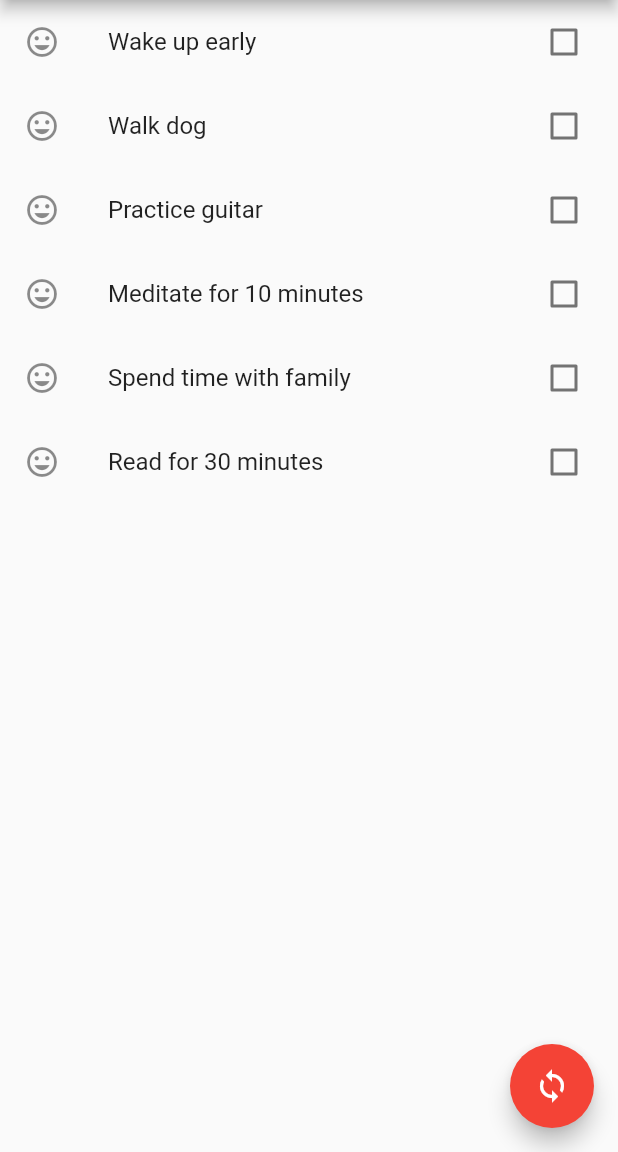
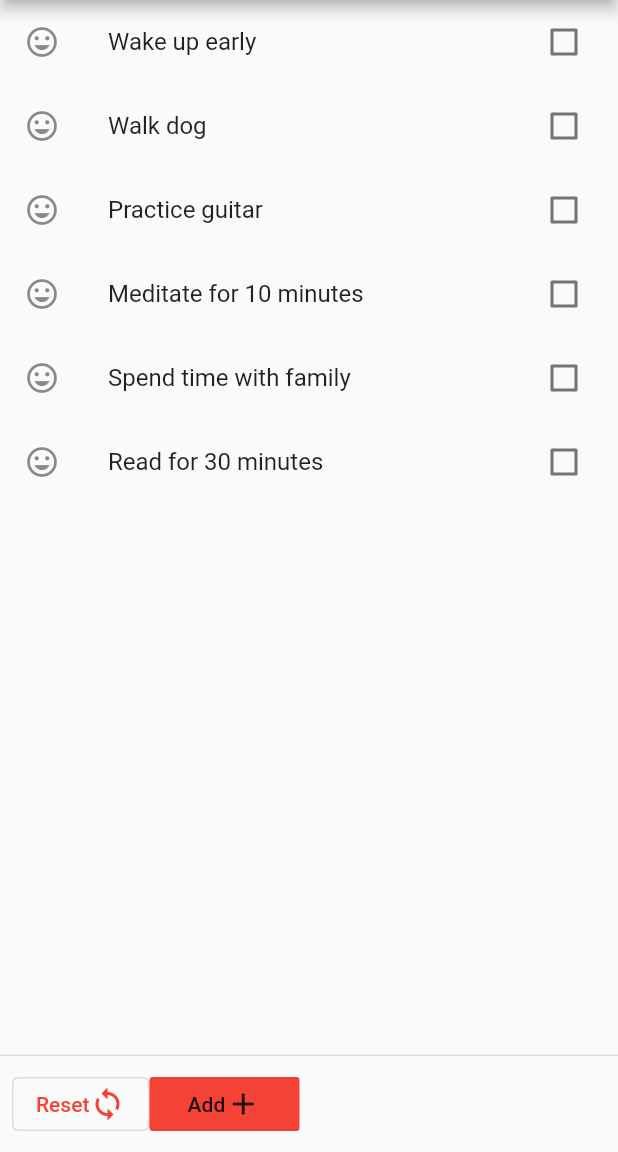
Before and after one commit to martinlandart/dopamine-dashboard, a Flutter app: the screen it shows after launch, on a phone screen of 412 x 824 dp, the part 84-1236 px from its top. Run offline on Flutter 3.47's test engine with Material 2 defaults, Android fonts, the phone set to English and light mode, and no system bars; missing offline and left inert: giffy_dialog.

Commit message:
Add persistent footer buttons for adding items (UI only)  and resetting all items

```diff
--- a/dopamine_dashboard/lib/main.dart
+++ b/dopamine_dashboard/lib/main.dart
@@ -61,11 +61,35 @@ class _MyHomePageState extends State<MyHomePage> {
       body: Center(
         child: _dashboard,
       ),
-      floatingActionButton: FloatingActionButton(
-        onPressed: _resetDashboard,
-        tooltip: 'Restart',
-        child: Icon(Icons.loop_sharp),
-      ),
+      persistentFooterButtons: [
+        Row(
+          // mainAxisAlignment: MainAxisAlignment.spaceEvenly,
+          children: [
+            OutlinedButton(
+              onPressed: _resetDashboard,
+              child: Row(
+                children: [
+                  Text('Reset'),
+                  Icon(Icons.loop_sharp),
+                ],
+              ),
+            ),
+            FlatButton(
+              minWidth: 100,
+              onPressed: () => print('pressed'),
+              child: Row(
+                children: [
+                  Text('Add'),
+                  Icon(
+                    Icons.add,
+                  )
+                ],
+              ),
+              color: Theme.of(context).accentColor,
+            ),
+          ],
+        )
+      ],
     );
   }
 }
```
